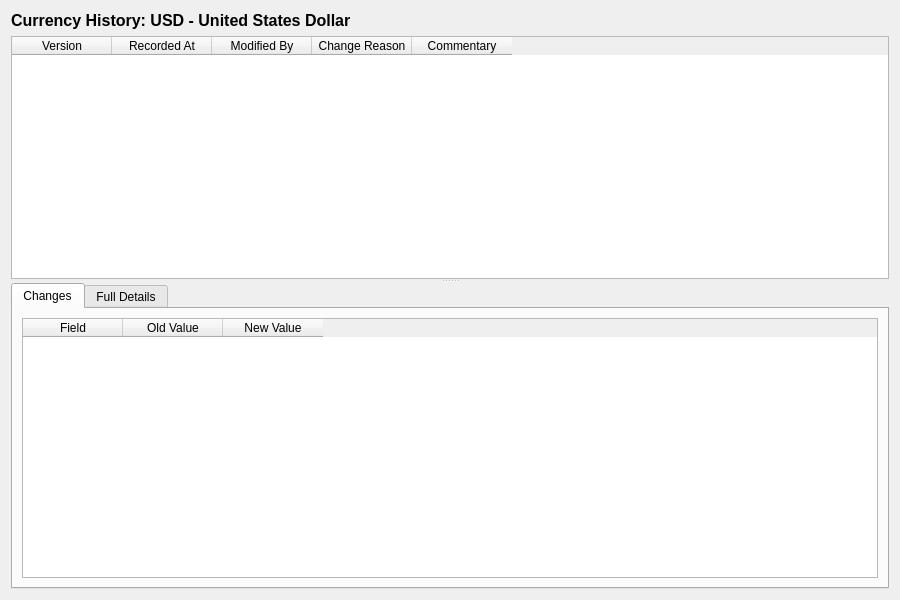
Above: projects/ores.qt/ui/CurrencyHistoryDialog.ui from OreStudio/OreStudio before the change. Below: the same form after it.
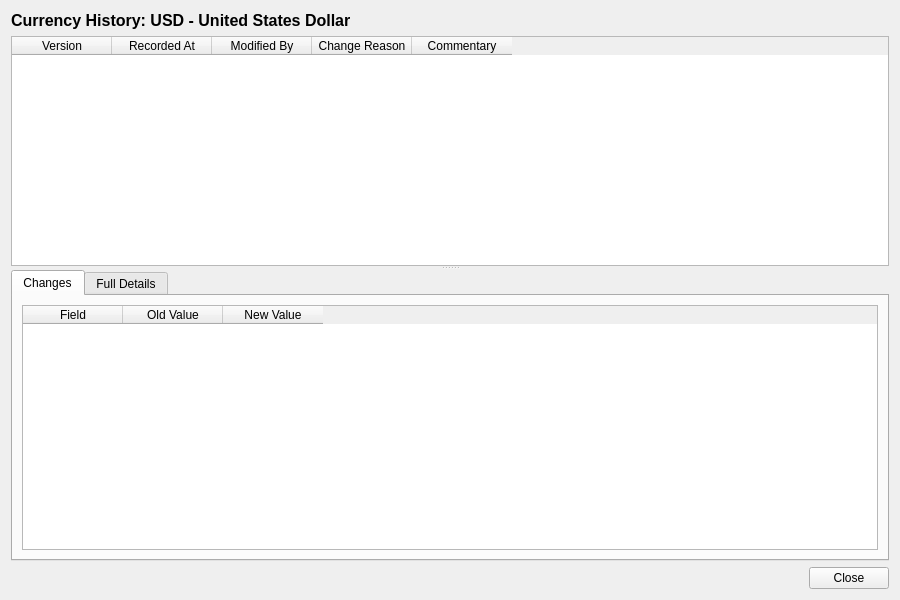
That is the form after the change.

Commit message: [qt] Remove toolbars from detail dialogs; add Close button throughout

What changed in the file:
```diff
--- a/projects/ores.qt/ui/CurrencyHistoryDialog.ui
+++ b/projects/ores.qt/ui/CurrencyHistoryDialog.ui
@@ -292,6 +292,27 @@
      </widget>
     </widget>
    </item>
+   <item>
+    <layout class="QHBoxLayout" name="buttonLayout">
+     <item>
+      <spacer name="horizontalSpacer">
+       <property name="orientation">
+        <enum>Qt::Horizontal</enum>
+       </property>
+       <property name="sizeHint" stdset="0">
+        <size><width>40</width><height>20</height></size>
+       </property>
+      </spacer>
+     </item>
+     <item>
+      <widget class="QPushButton" name="closeButton">
+       <property name="text">
+        <string>Close</string>
+       </property>
+      </widget>
+     </item>
+    </layout>
+   </item>
   </layout>
  </widget>
  <resources/>
```
The commit also changes 201 other files.
